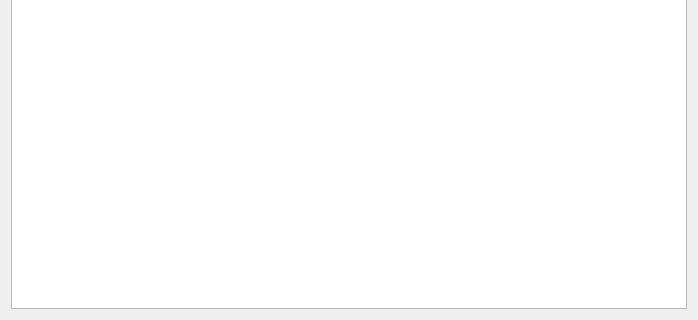
This is manager/app/ui/widgetLSTZones.ui in milyges/linux-server-tools as Qt 5 draws it before an edit; both pictures show x 0 to 698 and y 226 to 546 of the 698 by 546 pixel window. The edited form follows.
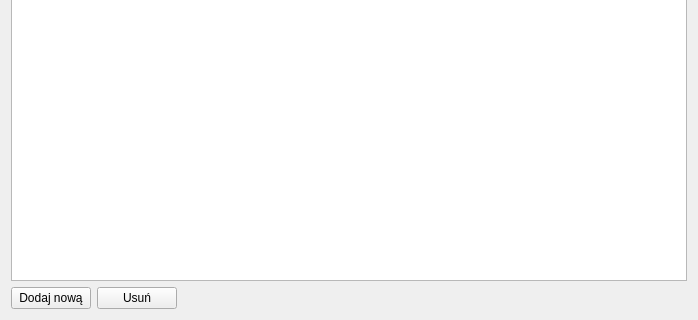
This is the edited form.

Commit message: Dodano możliwość edycji plików zones.conf oraz hosts.conf

What changed in the file:
```diff
--- a/manager/app/ui/widgetLSTZones.ui
+++ b/manager/app/ui/widgetLSTZones.ui
@@ -44,6 +44,37 @@
      </column>
     </widget>
    </item>
+   <item>
+    <layout class="QHBoxLayout" name="horizontalLayout">
+     <item>
+      <widget class="QPushButton" name="bntAddZone">
+       <property name="text">
+        <string>Dodaj nową</string>
+       </property>
+      </widget>
+     </item>
+     <item>
+      <widget class="QPushButton" name="bntRemoveZone">
+       <property name="text">
+        <string>Usuń</string>
+       </property>
+      </widget>
+     </item>
+     <item>
+      <spacer name="horizontalSpacer">
+       <property name="orientation">
+        <enum>Qt::Horizontal</enum>
+       </property>
+       <property name="sizeHint" stdset="0">
+        <size>
+         <width>40</width>
+         <height>20</height>
+        </size>
+       </property>
+      </spacer>
+     </item>
+    </layout>
+   </item>
   </layout>
  </widget>
  <resources/>
```
The commit also changes 6 other files.
